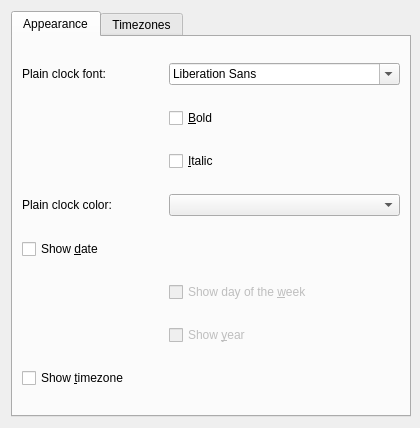
mgottschlag/kwin-tiling, file plasma/applets/digital-clock/clockConfig.ui: the form before one commit.
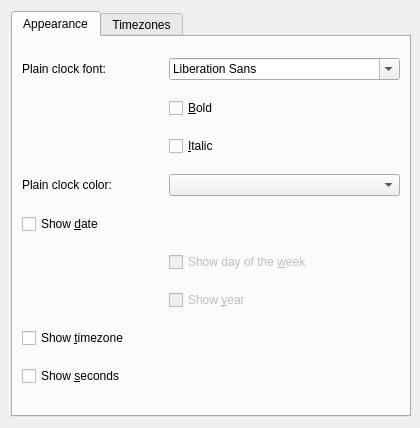
The form after the commit. Custom widgets are drawn as their Qt base class.

Commit message: Add support to the digital clock to show seconds.  This brings up an interesting timing bug where if there is a digital clock showing seconds, and one that isn't, the one showing seconds does not get updated at the :01 mark, where the one not showing seconds does.

What changed in the file:
```diff
--- a/plasma/applets/digital-clock/clockConfig.ui
+++ b/plasma/applets/digital-clock/clockConfig.ui
@@ -107,6 +107,13 @@
          </property>
         </widget>
        </item>
+       <item row="8" column="0" >
+        <widget class="QCheckBox" name="secondsCheckbox" >
+         <property name="text" >
+          <string>Show &amp;seconds</string>
+         </property>
+        </widget>
+       </item>
       </layout>
      </widget>
      <widget class="QWidget" name="TimezonesTab" >
```
The commit also changes 2 other files.
